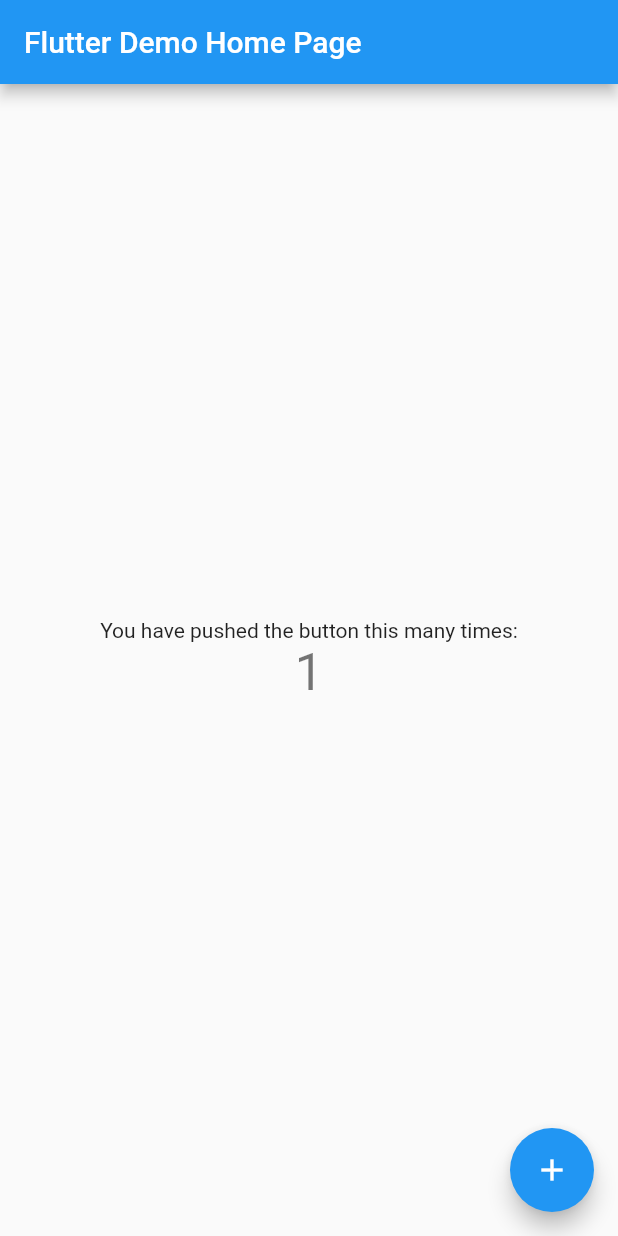
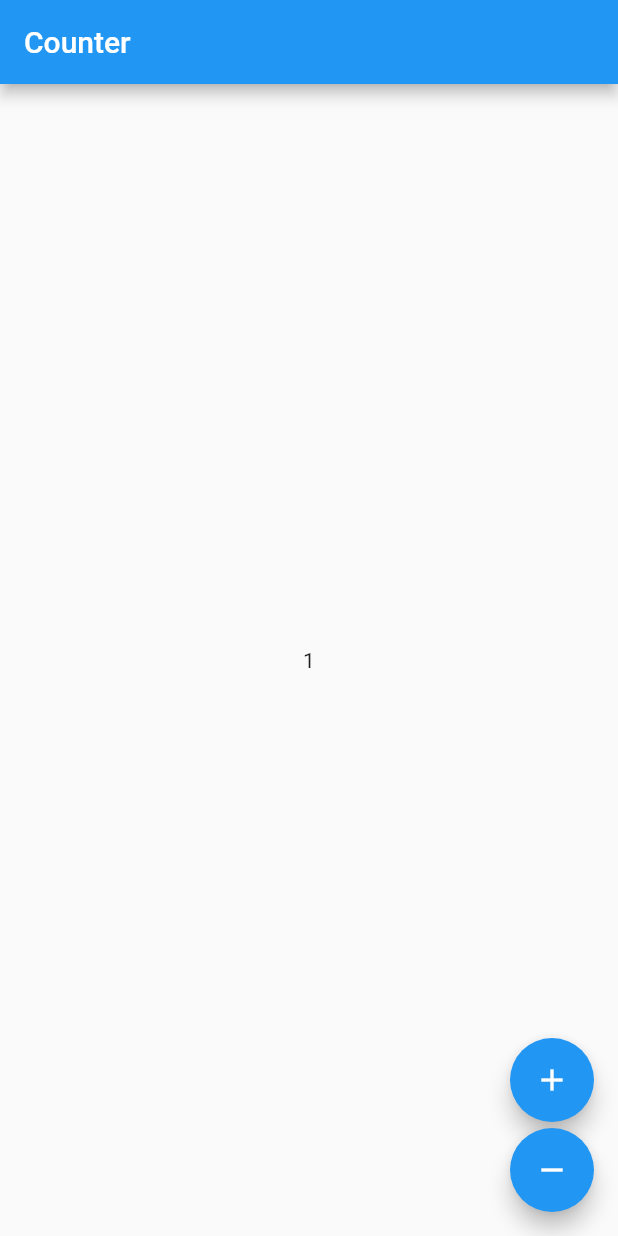
Before and after one commit to Dilafruz7777777/bloc_cubit_lesson, a Flutter app: the screen it shows after launch, after a tap on the "add" icon, on a phone screen of 412 x 824 dp. Run offline on Flutter 3.47's test engine with Material 2 defaults, Android fonts, the light colour scheme and no system bars; our stand-ins replace flutter_bloc.

Commit message:
set up counter_cubit.dart, counter_page.dart

```diff
--- /dev/null
+++ b/lib/bloc_cubit/counter_cubit.dart
@@ -0,0 +1,13 @@
+import 'package:flutter_bloc/flutter_bloc.dart';
+
+class CounterCubit extends Cubit<int> {
+  CounterCubit() : super(0);
+
+  void increment() {
+    emit(state +1);
+  }
+
+  void decrement(){
+    emit(state -1);
+  }
+}
--- a/lib/main.dart
+++ b/lib/main.dart
@@ -1,4 +1,7 @@
+import 'package:bloclesson/bloc_cubit/counter_cubit.dart';
+import 'package:bloclesson/view/counter_page.dart';
 import 'package:flutter/material.dart';
+import 'package:flutter_bloc/flutter_bloc.dart';
 
 void main() {
   runApp(const MyApp());
@@ -11,105 +14,9 @@
   @override
   Widget build(BuildContext context) {
     return MaterialApp(
-      title: 'Flutter Demo',
-      theme: ThemeData(
-        // This is the theme of your application.
-        //
-        // Try running your application with "flutter run". You'll see the
-        // application has a blue toolbar. Then, without quitting the app, try
-        // changing the primarySwatch below to Colors.green and then invoke
-        // "hot reload" (press "r" in the console where you ran "flutter run",
-        // or simply save your changes to "hot reload" in a Flutter IDE).
-        // Notice that the counter didn't reset back to zero; the application
-        // is not restarted.
-        primarySwatch: Colors.blue,
+      home: BlocProvider(create: (context) => CounterCubit(),
+        child: const CounterPage(),
       ),
-      home: const MyHomePage(title: 'Flutter Demo Home Page'),
     );
   }
 }
-
-class MyHomePage extends StatefulWidget {
-  const MyHomePage({super.key, required this.title});
-
-  // This widget is the home page of your application. It is stateful, meaning
-  // that it has a State object (defined below) that contains fields that affect
-  // how it looks.
-
-  // This class is the configuration for the state. It holds the values (in this
-  // case the title) provided by the parent (in this case the App widget) and
-  // used by the build method of the State. Fields in a Widget subclass are
-  // always marked "final".
-
-  final String title;
-
-  @override
-  State<MyHomePage> createState() => _MyHomePageState();
-}
-
-class _MyHomePageState extends State<MyHomePage> {
-  int _counter = 0;
-
-  void _incrementCounter() {
-    setState(() {
-      // This call to setState tells the Flutter framework that something has
-      // changed in this State, which causes it to rerun the build method below
-      // so that the display can reflect the updated values. If we changed
-      // _counter without calling setState(), then the build method would not be
-      // called again, and so nothing would appear to happen.
-      _counter++;
-    });
-  }
-
-  @override
-  Widget build(BuildContext context) {
-    // This method is rerun every time setState is called, for instance as done
-    // by the _incrementCounter method above.
-    //
-    // The Flutter framework has been optimized to make rerunning build methods
-    // fast, so that you can just rebuild anything that needs updating rather
-    // than having to individually change instances of widgets.
-    return Scaffold(
-      appBar: AppBar(
-        // Here we take the value from the MyHomePage object that was created by
-        // the App.build method, and use it to set our appbar title.
-        title: Text(widget.title),
-      ),
-      body: Center(
-        // Center is a layout widget. It takes a single child and positions it
-        // in the middle of the parent.
-        child: Column(
-          // Column is also a layout widget. It takes a list of children and
-          // arranges them vertically. By default, it sizes itself to fit its
-          // children horizontally, and tries to be as tall as its parent.
-          //
-          // Invoke "debug painting" (press "p" in the console, choose the
-          // "Toggle Debug Paint" action from the Flutter Inspector in Android
-          // Studio, or the "Toggle Debug Paint" command in Visual Studio Code)
-          // to see the wireframe for each widget.
-          //
-          // Column has various properties to control how it sizes itself and
-          // how it positions its children. Here we use mainAxisAlignment to
-          // center the children vertically; the main axis here is the vertical
-          // axis because Columns are vertical (the cross axis would be
-          // horizontal).
-          mainAxisAlignment: MainAxisAlignment.center,
-          children: <Widget>[
-            const Text(
-              'You have pushed the button this many times:',
-            ),
-            Text(
-              '$_counter',
-              style: Theme.of(context).textTheme.headlineMedium,
-            ),
-          ],
-        ),
-      ),
-      floatingActionButton: FloatingActionButton(
-        onPressed: _incrementCounter,
-        tooltip: 'Increment',
-        child: const Icon(Icons.add),
-      ), // This trailing comma makes auto-formatting nicer for build methods.
-    );
-  }
-}
--- /dev/null
+++ b/lib/view/counter_page.dart
@@ -0,0 +1,32 @@
+import 'package:flutter/material.dart';
+import 'package:flutter_bloc/flutter_bloc.dart';
+
+import '../bloc_cubit/counter_cubit.dart';
+class CounterPage extends StatelessWidget {
+  const CounterPage({super.key});
+
+  @override
+  Widget build(BuildContext context) {
+    return Scaffold(
+      appBar: AppBar(title: const Text('Counter')),
+      body: BlocBuilder<CounterCubit, int>(
+        builder: (context, count) => Center(child: Text('$count')),
+      ),
+      floatingActionButton: Column(
+        crossAxisAlignment: CrossAxisAlignment.end,
+        mainAxisAlignment: MainAxisAlignment.end,
+        children: <Widget>[
+          FloatingActionButton(
+            child: const Icon(Icons.add),
+            onPressed: () => context.read<CounterCubit>().increment(),
+          ),
+          const SizedBox(height: 4),
+          FloatingActionButton(
+            child: const Icon(Icons.remove),
+            onPressed: () => context.read<CounterCubit>().decrement(),
+          ),
+        ],
+      ),
+    );
+  }
+}
--- a/pubspec.yaml
+++ b/pubspec.yaml
@@ -35,6 +35,7 @@
   # The following adds the Cupertino Icons font to your application.
   # Use with the CupertinoIcons class for iOS style icons.
   cupertino_icons: ^1.0.2
+  flutter_bloc: ^8.1.2
 
 dev_dependencies:
   flutter_test:
```
Also changed, not shown: lib/bloc_cubit/addname_cubit.dart (added), lib/view/addname_page.dart (added), pubspec.lock, 1 other file.
